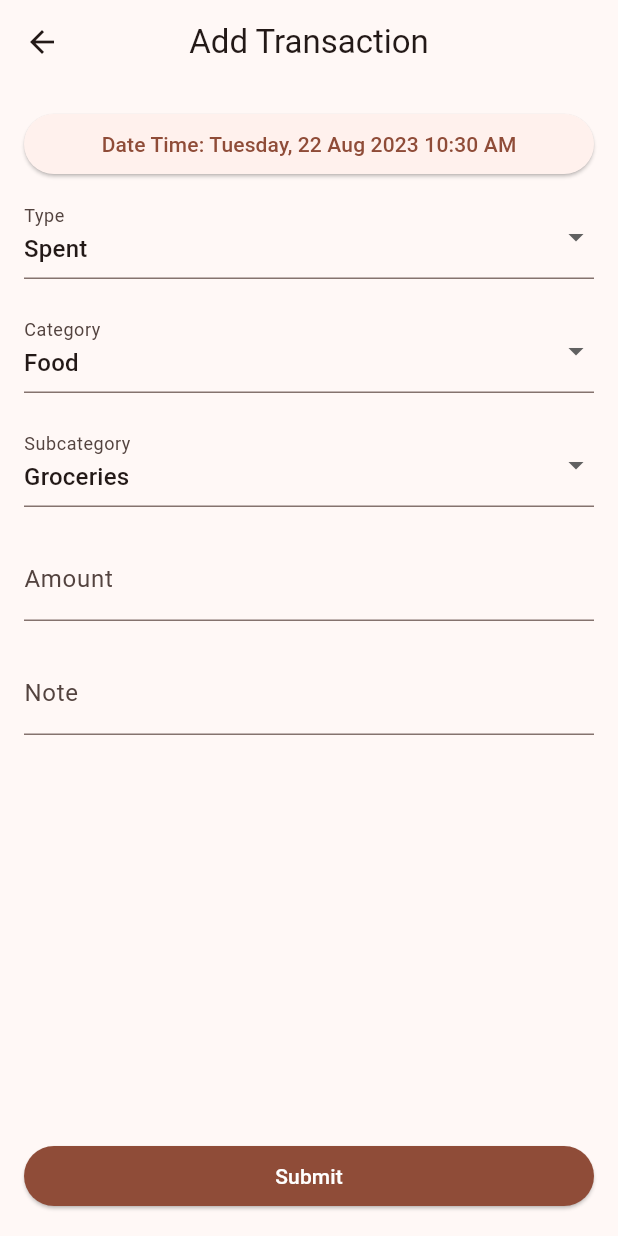
After one commit to mussyahmi/my_finance_mate, a Flutter app: the AddTransactionPage screen opened directly, on a phone screen of 412 x 824 dp. The commit adds this screen. Run offline on Flutter 3.47's test engine with Material 2 defaults, Android fonts, the phone set to English and light mode, and no system bars; our stand-ins replace cloud_firestore, device_info_plus, firebase_auth, firebase_core, google_fonts, google_sign_in; accounts and stored records are empty.

Commit message:
Add cycle page & add transaction page

```diff
--- /dev/null
+++ b/lib/add_transaction_page.dart
@@ -0,0 +1,174 @@
+import 'package:flutter/material.dart';
+import 'package:intl/intl.dart';
+
+class AddTransactionPage extends StatefulWidget {
+  const AddTransactionPage({super.key});
+
+  @override
+  AddTransactionPageState createState() => AddTransactionPageState();
+}
+
+class AddTransactionPageState extends State<AddTransactionPage> {
+  String selectedType = 'spent';
+  String selectedCategory = 'Food';
+  String selectedSubcategory = 'Groceries';
+  TextEditingController transactionAmountController = TextEditingController();
+  TextEditingController transactionNoteController = TextEditingController();
+  DateTime selectedDateTime = DateTime.now();
+
+  @override
+  Widget build(BuildContext context) {
+    return Scaffold(
+      appBar: AppBar(
+        title: const Text('Add Transaction'),
+        centerTitle: true,
+      ),
+      body: Padding(
+        padding: const EdgeInsets.all(16.0),
+        child: Column(
+          mainAxisAlignment: MainAxisAlignment.spaceBetween,
+          crossAxisAlignment: CrossAxisAlignment.stretch,
+          children: <Widget>[
+            Column(
+              children: [
+                Row(
+                  children: [
+                    Expanded(
+                      child: ElevatedButton(
+                        onPressed: () async {
+                          final selectedDate = await showDatePicker(
+                            context: context,
+                            initialDate: selectedDateTime,
+                            firstDate:
+                                DateTime(2000), //todo: cycle's start date
+                            lastDate: DateTime(2101), //todo: cycle's end date
+                          );
+                          if (selectedDate != null) {
+                            // ignore: use_build_context_synchronously
+                            final selectedTime = await showTimePicker(
+                              context: context,
+                              initialTime:
+                                  TimeOfDay.fromDateTime(selectedDateTime),
+                            );
+                            if (selectedTime != null) {
+                              setState(() {
+                                selectedDateTime = DateTime(
+                                  selectedDate.year,
+                                  selectedDate.month,
+                                  selectedDate.day,
+                                  selectedTime.hour,
+                                  selectedTime.minute,
+                                );
+                              });
+                            }
+                          }
+                        },
+                        child: Text(
+                          'Date Time: ${DateFormat('EEEE, dd MMM yyyy hh:mm aa').format(selectedDateTime)}',
+                        ),
+                      ),
+                    ),
+                  ],
+                ),
+                const SizedBox(height: 10),
+                DropdownButtonFormField<String>(
+                  value: selectedType,
+                  onChanged: (newValue) {
+                    setState(() {
+                      selectedType = newValue!;
+                    });
+                  },
+                  items: ['spent', 'received']
+                      .map((type) => DropdownMenuItem(
+                            value: type,
+                            child: Text(
+                                '${type[0].toUpperCase()}${type.substring(1)}'),
+                          ))
+                      .toList(),
+                  decoration: const InputDecoration(
+                    labelText: 'Type',
+                  ),
+                ),
+                const SizedBox(height: 20),
+                DropdownButtonFormField<String>(
+                  value: selectedCategory,
+                  onChanged: (newValue) {
+                    setState(() {
+                      selectedCategory = newValue!;
+                    });
+                  },
+                  items: ['Food', 'Transport', 'Entertainment']
+                      .map((category) => DropdownMenuItem(
+                            value: category,
+                            child: Text(category),
+                          ))
+                      .toList(),
+                  decoration: const InputDecoration(
+                    labelText: 'Category',
+                  ),
+                ),
+                const SizedBox(height: 20),
+                DropdownButtonFormField<String>(
+                  value: selectedSubcategory,
+                  onChanged: (newValue) {
+                    setState(() {
+                      selectedSubcategory = newValue!;
+                    });
+                  },
+                  items: ['Groceries', 'Dining', 'Gas', 'Movies']
+                      .map((subcategory) => DropdownMenuItem(
+                            value: subcategory,
+                            child: Text(subcategory),
+                          ))
+                      .toList(),
+                  decoration: const InputDecoration(
+                    labelText: 'Subcategory',
+                  ),
+                ),
+                const SizedBox(height: 20),
+                TextField(
+                  controller: transactionAmountController,
+                  keyboardType: TextInputType.number,
+                  decoration: const InputDecoration(
+                    labelText: 'Amount',
+                    prefixText: 'RM ',
+                  ),
+                ),
+                const SizedBox(height: 20),
+                TextField(
+                  controller: transactionNoteController,
+                  decoration: const InputDecoration(
+                    labelText: 'Note',
+                  ),
+                ),
+              ],
+            ),
+            ElevatedButton(
+              onPressed: () {
+                //* Add your code to save the transaction here
+                String type = selectedType;
+                String category = selectedCategory;
+                String subcategory = selectedSubcategory;
+                String amount = transactionAmountController.text;
+                String note = transactionNoteController.text;
+                DateTime dateTime = selectedDateTime;
+
+                //* You can perform validation and save the transaction data to Firebase or any other storage
+                //* For example, you can use Firestore to save the transaction.
+                //* Make sure to implement the logic for saving transactions.
+
+                //* After saving the transaction, you can navigate back to the dashboard or any other page.
+                Navigator.pop(context); //* Close the transaction adding page.
+              },
+              style: ElevatedButton.styleFrom(
+                backgroundColor: Theme.of(context).primaryColor,
+                foregroundColor: Colors.white,
+              ),
+              child: const Text('Submit'),
+            ),
+          ],
+        ),
+      ),
+    );
+  }
+}
--- a/lib/login_page.dart
+++ b/lib/login_page.dart
@@ -49,6 +49,10 @@ class _LoginPageState extends State<LoginPage> {
                     });
                   }
                 },
+                style: ElevatedButton.styleFrom(
+                  backgroundColor: Theme.of(context).primaryColor,
+                  foregroundColor: Colors.white,
+                ),
                 child: const Text('Sign In with Google'),
               ),
             // const ElevatedButton(
@@ -59,7 +63,6 @@ class _LoginPageState extends State<LoginPage> {
         ),
       ),
     );
-  }
   }
 
   Future<void> _signInWithGoogle(BuildContext context) async {
@@ -194,3 +197,4 @@ Future<void> _signOut() async {
       print('Sign Out Error: $error');
     }
   }
+}
--- a/lib/main.dart
+++ b/lib/main.dart
@@ -21,7 +21,7 @@ class MyApp extends StatelessWidget {
       debugShowCheckedModeBanner: false,
       title: 'My Finance Mate',
       theme: ThemeData(
-        colorScheme: ColorScheme.fromSeed(seedColor: Colors.deepPurple),
+        colorScheme: ColorScheme.fromSeed(seedColor: Colors.deepOrange),
         useMaterial3: true,
       ),
       home: const LoginPage(),
--- a/pubspec.yaml
+++ b/pubspec.yaml
@@ -41,6 +41,7 @@ dependencies:
   google_sign_in: ^6.1.4
   cloud_firestore: ^4.8.5
   device_info_plus: ^9.0.3
+  intl: ^0.18.1
 
 dev_dependencies:
   flutter_test:
```
Also changed, not shown: lib/add_cycle_page.dart (added, +187 -0 lines), lib/dashboard_page.dart (+99 -3 lines), lib/settings_page.dart (added, +27 -0 lines), pubspec.lock. Lines whose indentation alone changed are shown as unchanged.
